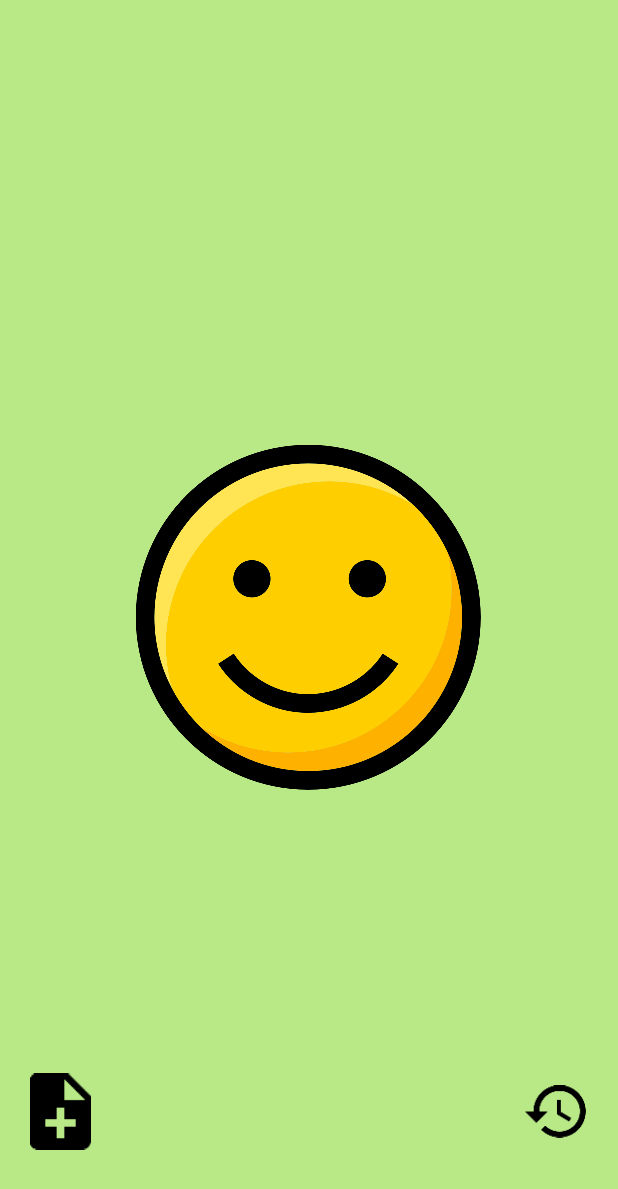
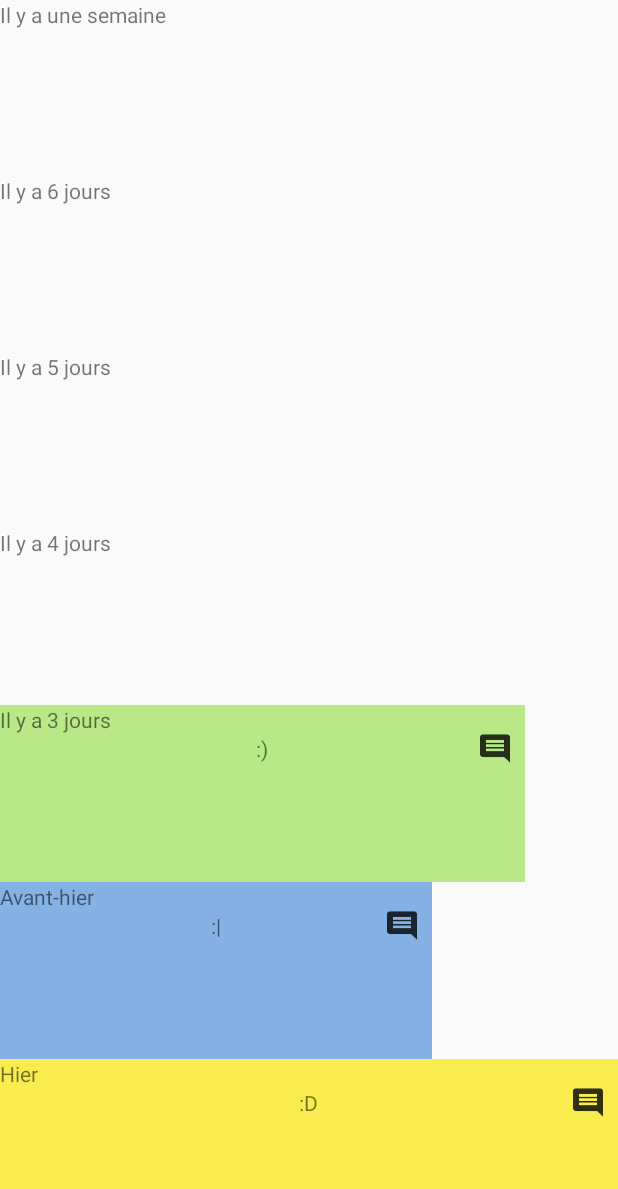
Before and after one commit to AnthonyMineo/MoodTracker, an Android app: the screen it shows after launch (MainActivity before the commit, HistoryActivity after it), after a tap on an icon or button, on a phone screen of 412 x 824 dp. Shown: the top 1189 px of the screen. Run offline under Robolectric (Android 15) with nearby library versions, the phone set to English and light mode, and no system bars.

Commit message:
add test for database -> HistoryActivity work perfectly !

```diff
--- a/app/src/main/java/com/denma/moodtracker/Controller/HistoryActivity.java
+++ b/app/src/main/java/com/denma/moodtracker/Controller/HistoryActivity.java
@@ -121,15 +121,15 @@ public class HistoryActivity extends AppCompatActivity {
         //get last 7 DailyMood (maximum, because you can get just 5 is there is no more in db)
         Cursor cursor = dM.getLast7DailyMood();
         if (cursor.moveToFirst()) {
-            DailyMood tempDailyMood = new DailyMood(0, "", "");
             do {
+                DailyMood tempDailyMood = new DailyMood(0, "", "");
                 tempDailyMood.setId_dailyMood(cursor.getInt(cursor.getColumnIndex(KEY_ID_MOOD)));
                 tempDailyMood.setDailyMood(cursor.getString(cursor.getColumnIndex(KEY_MOOD_STAT)));
                 tempDailyMood.setDailyCommentary(cursor.getString(cursor.getColumnIndex(KEY_MOOD_COMMENTARY)));
                 mWeekMoodList.add(tempDailyMood);
             }while (cursor.moveToNext());
         }
-
+        cursor.close();
         //modif Xml properties to suit your DailyMood data
         setXmlFromData(mWeekMoodList);
     }
@@ -186,26 +186,26 @@ public class HistoryActivity extends AppCompatActivity {
     private void setWidthForMoodLayout(DailyMood currentMood, RelativeLayout currentLayout){
         Display display = getWindowManager().getDefaultDisplay();
         int screenWidth = display.getWidth();
-        int happySize = (int) (screenWidth * 0.80);
-        int normalSize = (int) (screenWidth * 0.60);
-        int disappointedSize = (int) (screenWidth * 0.40);
-        int sadSize = (int) (screenWidth * 0.20);
+        int happySize = (int) (screenWidth * 0.85);
+        int normalSize = (int) (screenWidth * 0.70);
+        int disappointedSize = (int) (screenWidth * 0.55);
+        int sadSize = (int) (screenWidth * 0.30);
 
-        if(currentMood.getDailyMood() == ":D")
+        if(currentMood.getDailyMood().equals(":D"))
         {
-            currentLayout.setLayoutParams(new RelativeLayout.LayoutParams(screenWidth, 1));
+            currentLayout.getLayoutParams().width = screenWidth;
             currentLayout.setBackgroundColor(getResources().getColor(R.color.banana_yellow));
-        } else if (currentMood.getDailyMood() == ":)"){
-            currentLayout.setLayoutParams(new RelativeLayout.LayoutParams(happySize, 1));
+        } else if (currentMood.getDailyMood().equals(":)")){
+            currentLayout.getLayoutParams().width = happySize;
             currentLayout.setBackgroundColor(getResources().getColor(R.color.light_sage));
-        } else if (currentMood.getDailyMood() == ":|"){
-            currentLayout.setLayoutParams(new RelativeLayout.LayoutParams(normalSize, 1));
+        } else if (currentMood.getDailyMood().equals( ":|")){
+            currentLayout.getLayoutParams().width = normalSize;
             currentLayout.setBackgroundColor(getResources().getColor(R.color.cornflower_blue_65));
-        } else if (currentMood.getDailyMood() == ":/"){
-            currentLayout.setLayoutParams(new RelativeLayout.LayoutParams(disappointedSize, 1));
+        } else if (currentMood.getDailyMood().equals(":/")){
+            currentLayout.getLayoutParams().width = disappointedSize;
             currentLayout.setBackgroundColor(getResources().getColor(R.color.warm_grey));
-        } else if (currentMood.getDailyMood() == ":("){
-            currentLayout.setLayoutParams(new RelativeLayout.LayoutParams(sadSize, 1));
+        } else if (currentMood.getDailyMood().equals(":(")){
+            currentLayout.getLayoutParams().width = sadSize;
             currentLayout.setBackgroundColor(getResources().getColor(R.color.faded_red));
         }
     }
--- a/app/src/main/java/com/denma/moodtracker/Controller/MainActivity.java
+++ b/app/src/main/java/com/denma/moodtracker/Controller/MainActivity.java
@@ -1,5 +1,6 @@
 package com.denma.moodtracker.Controller;
 
+import android.content.Intent;
 import android.support.v7.app.AppCompatActivity;
 import android.os.Bundle;
 import android.view.Display;
@@ -7,6 +8,8 @@ import android.view.View;
 import android.widget.FrameLayout;
 import android.widget.ImageView;
 
+import com.denma.moodtracker.Model.DailyMood;
+import com.denma.moodtracker.Model.DailyMoodDAO;
 import com.denma.moodtracker.R;
 
 public class MainActivity extends AppCompatActivity {
@@ -56,10 +59,37 @@ public class MainActivity extends AppCompatActivity {
         params2.topMargin  = noteTopMargin;
         mRootLayout.updateViewLayout(mNoteAddBlack, params2);
 
+        //SQLite Bdd test
+        DailyMoodDAO testDB = new DailyMoodDAO(this);
+        testDB.open();
+
+
+        testDB.addDailyMood(new DailyMood(0, ":D", "Enfin ca fonctionne !"));
+        testDB.addDailyMood(new DailyMood(0, ":|", "J'ai encore mal aux dents"));
+        testDB.addDailyMood(new DailyMood(0, ":)", "mais j'ai bien avancé"));
+
+        /*
+        testDB.supDailyMood(new DailyMood(0, "", ""));
+        testDB.supDailyMood(new DailyMood(1, "", ""));
+        testDB.supDailyMood(new DailyMood(2, "", ""));
+        testDB.supDailyMood(new DailyMood(3, "", ""));
+        testDB.supDailyMood(new DailyMood(4, "", ""));
+        testDB.supDailyMood(new DailyMood(5, "", ""));
+        testDB.supDailyMood(new DailyMood(6, "", ""));*/
+
+
         mHistoryBlack.setOnClickListener(new View.OnClickListener() {
             @Override
             public void onClick(View view) {
+                Intent historyActivityIntent = new Intent(MainActivity.this, HistoryActivity.class);
+                startActivity(historyActivityIntent);
+            }
+        });
 
+        mNoteAddBlack.setOnClickListener(new View.OnClickListener() {
+            @Override
+            public void onClick(View view) {
+                //Alertdialog with edittext to do
             }
         });
 
--- a/app/src/main/res/layout/activity_history.xml
+++ b/app/src/main/res/layout/activity_history.xml
@@ -33,6 +33,7 @@
             android:layout_width="wrap_content"
             android:layout_height="wrap_content"
             android:layout_alignParentRight="true"
+            android:paddingRight="10dp"
             android:layout_below="@id/activity_history_day_7_text"
             android:src="@mipmap/ic_comment_black_48px" />
 
@@ -64,6 +65,7 @@
             android:layout_width="wrap_content"
             android:layout_height="wrap_content"
             android:layout_alignParentRight="true"
+            android:paddingRight="10dp"
             android:layout_below="@id/activity_history_day_6_text"
             android:src="@mipmap/ic_comment_black_48px" />
 
@@ -95,6 +97,7 @@
             android:layout_width="wrap_content"
             android:layout_height="wrap_content"
             android:layout_alignParentRight="true"
+            android:paddingRight="10dp"
             android:layout_below="@id/activity_history_day_5_text"
             android:src="@mipmap/ic_comment_black_48px" />
 
@@ -126,6 +129,7 @@
             android:layout_width="wrap_content"
             android:layout_height="wrap_content"
             android:layout_alignParentRight="true"
+            android:paddingRight="10dp"
             android:layout_below="@id/activity_history_day_4_text"
             android:src="@mipmap/ic_comment_black_48px" />
 
@@ -157,6 +161,7 @@
             android:layout_width="wrap_content"
             android:layout_height="wrap_content"
             android:layout_alignParentRight="true"
+            android:paddingRight="10dp"
             android:layout_below="@id/activity_history_day_3_text"
             android:src="@mipmap/ic_comment_black_48px" />
 
@@ -188,6 +193,7 @@
             android:layout_width="wrap_content"
             android:layout_height="wrap_content"
             android:layout_alignParentRight="true"
+            android:paddingRight="10dp"
             android:layout_below="@id/activity_history_day_2_text"
             android:src="@mipmap/ic_comment_black_48px" />
 
@@ -219,6 +225,7 @@
             android:layout_width="wrap_content"
             android:layout_height="wrap_content"
             android:layout_alignParentRight="true"
+            android:paddingRight="10dp"
             android:layout_below="@id/activity_history_day_1_text"
             android:src="@mipmap/ic_comment_black_48px" />
 
```
